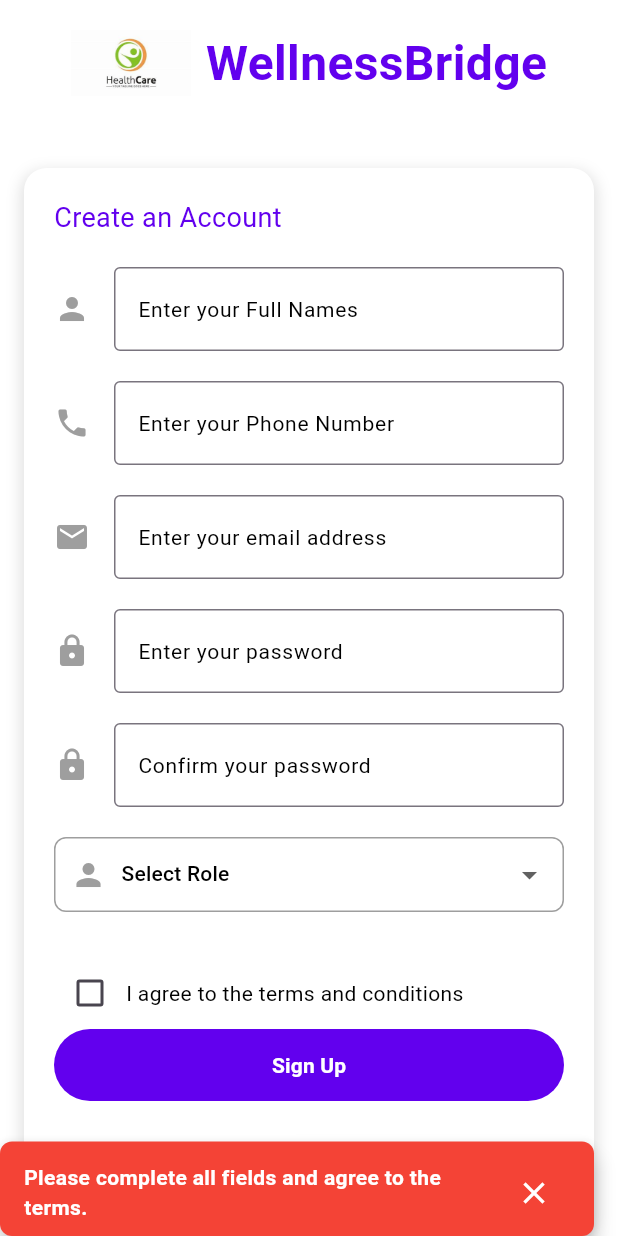
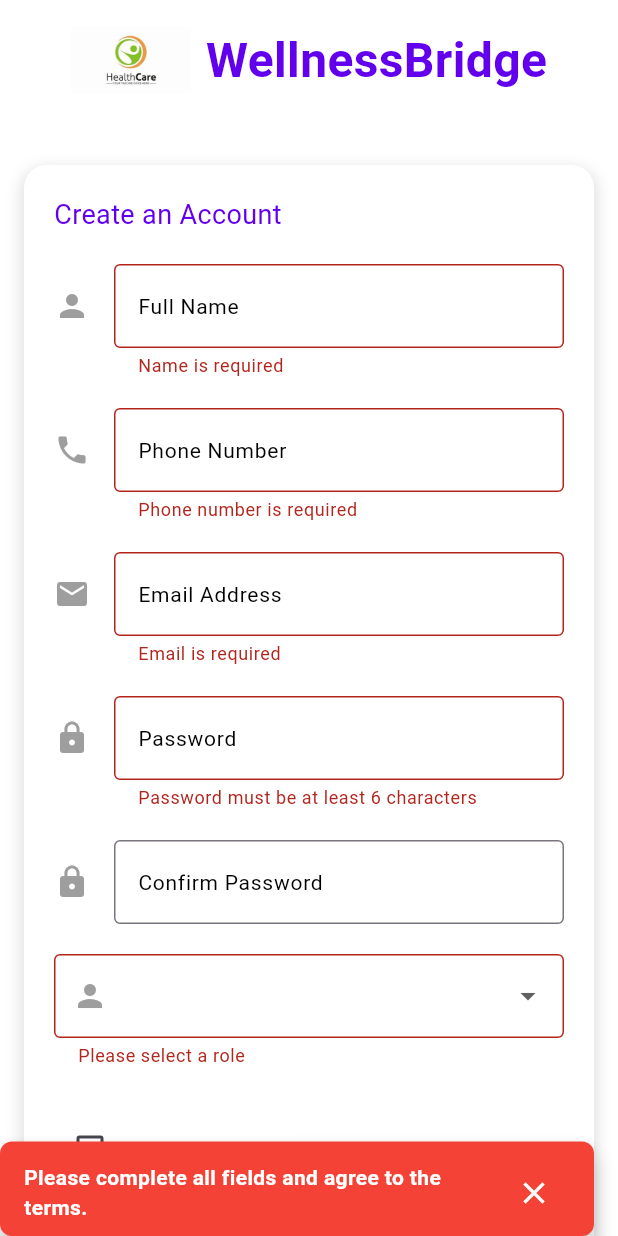
Before and after one commit to jadofils/WellnessBridge, a Flutter app: the SignUpPage screen opened directly, after a tap on "Sign Up", on a phone screen of 412 x 824 dp. Run offline on Flutter 3.47's test engine with Material 3 defaults, Android fonts, the phone set to English and light mode, and no system bars.

```diff
--- a/lib/HomePages/signup.dart
+++ b/lib/HomePages/signup.dart
@@ -1,6 +1,5 @@
 import 'package:flutter/material.dart';
-import 'package:health_assistant_app/HomePages/login.dart'; // Import the login page for navigation
-import 'package:health_assistant_app/healthcare/healthCareDashboard.dart';
+import 'package:health_assistant_app/HomePages/login.dart'; // Import the login page
 import 'package:health_assistant_app/theme/snack_bar.dart';
 import 'package:health_assistant_app/theme/theme.dart';
 
@@ -12,33 +11,72 @@ class SignUpPage extends StatefulWidget {
 class _SignUpPageState extends State<SignUpPage> {
   String? _selectedRole;
   bool _agreeToTerms = false;
+  final _formKey = GlobalKey<FormState>(); // Form key for validation
 
-  // Controllers for the text fields
+  // Controllers for user input fields
   final TextEditingController _nameController = TextEditingController();
   final TextEditingController _phoneController = TextEditingController();
   final TextEditingController _emailController = TextEditingController();
   final TextEditingController _passwordController = TextEditingController();
   final TextEditingController _confirmPasswordController = TextEditingController();
 
+  // Email validation using RegExp
+  bool isValidEmail(String email) {
+    final emailRegex = RegExp(r'^[a-zA-Z0-9._%+-]+@[a-zA-Z0-9.-]+\.[a-zA-Z]{2,}$');
+    return emailRegex.hasMatch(email);
+  }
+
+  // Phone number validation
+  bool isValidPhone(String phone) {
+    final phoneRegex = RegExp(r'^\d{10,15}$'); // Allows 10-15 digit numbers
+    return phoneRegex.hasMatch(phone);
+  }
+
+  // Function to handle sign up
+  void _handleSignUp() {
+    if (_formKey.currentState!.validate() && _agreeToTerms) {
+      // Show success message
+      showCustomSnackBar(context, "Sign Up Successful!", true);
+
+      // Clear all fields
+      _nameController.clear();
+      _phoneController.clear();
+      _emailController.clear();
+      _passwordController.clear();
+      _confirmPasswordController.clear();
+      setState(() {
+        _selectedRole = null;
+        _agreeToTerms = false;
+      });
+
+      // Navigate to Login Page
+      Navigator.pushReplacement(
+        context,
+        MaterialPageRoute(builder: (context) => LoginPage()),
+      );
+    } else {
+      showCustomSnackBar(context, "Please complete all fields and agree to the terms.", false);
+    }
+  }
+
   @override
   Widget build(BuildContext context) {
     return Scaffold(
-      backgroundColor: Colors.white, // Background color
+      backgroundColor: Colors.white,
       body: Center(
         child: SingleChildScrollView(
+          child: Form(
+            key: _formKey,
             child: Column(
               mainAxisAlignment: MainAxisAlignment.center,
               children: [
-              // App Logo & Title (Separate from Form)
+                // App Logo & Title
                 Row(
                   mainAxisAlignment: MainAxisAlignment.center,
                   children: [
                     Image.asset('assets/uploads/logo.png', width: 80, height: 80),
                     SizedBox(width: 10),
-                  Text(
-                    'WellnessBridge',
-                    style: AppTheme.titleTextStyle.copyWith(fontSize: 32),
-                  ),
+                    Text('WellnessBridge', style: AppTheme.titleTextStyle.copyWith(fontSize: 32)),
                   ],
                 ),
                 SizedBox(height: 30),
@@ -47,17 +85,12 @@ class _SignUpPageState extends State<SignUpPage> {
                 Container(
                   width: MediaQuery.of(context).size.width > 600 ? 400 : double.infinity,
                   padding: EdgeInsets.all(20),
-                margin: EdgeInsets.symmetric(horizontal: 16), // Ensure padding on all sides
+                  margin: EdgeInsets.symmetric(horizontal: 16),
                   decoration: BoxDecoration(
                     color: Colors.white,
-                  borderRadius: BorderRadius.circular(15), // Rounded corners
+                    borderRadius: BorderRadius.circular(15),
                     boxShadow: [
-                    BoxShadow(
-                      color: Colors.black12,
-                      blurRadius: 8,
-                      spreadRadius: 2,
-                      offset: Offset(0, 4), // Adds slight elevation
-                    ),
+                      BoxShadow(color: Colors.black12, blurRadius: 8, spreadRadius: 2, offset: Offset(0, 4)),
                     ],
                   ),
                   child: Column(
@@ -65,104 +98,96 @@ class _SignUpPageState extends State<SignUpPage> {
                     children: [
                       Text('Create an Account', style: AppTheme.subtitleTextStyle.copyWith(fontSize: 18)),
                       SizedBox(height: 20),
-                    // names Input
-                    TextField(
+
+                      // Full Name Input
+                      TextFormField(
                         controller: _nameController,
                         decoration: InputDecoration(
                           icon: Icon(Icons.person, color: Colors.grey),
-                        labelText: 'Enter your Full Names ',
+                          labelText: 'Full Name',
                           labelStyle: AppTheme.bodyTextStyle,
                           border: OutlineInputBorder(),
                         ),
+                        validator: (value) => value!.isEmpty ? "Name is required" : null,
                       ),
                       SizedBox(height: 20),
 
-                    // phone Input
-                    TextField(
+                      // Phone Number Input
+                      TextFormField(
                         controller: _phoneController,
+                        keyboardType: TextInputType.phone,
                         decoration: InputDecoration(
                           icon: Icon(Icons.phone, color: Colors.grey),
-                        labelText: 'Enter your Phone Number',
+                          labelText: 'Phone Number',
                           labelStyle: AppTheme.bodyTextStyle,
                           border: OutlineInputBorder(),
                         ),
+                        validator: (value) {
+                          if (value!.isEmpty) return "Phone number is required";
+                          if (!isValidPhone(value)) return "Enter a valid phone number (10-15 digits)";
+                          return null;
+                        },
                       ),
                       SizedBox(height: 20),
+
                       // Email Input
-                    TextField(
+                      TextFormField(
                         controller: _emailController,
+                        keyboardType: TextInputType.emailAddress,
                         decoration: InputDecoration(
                           icon: Icon(Icons.email, color: Colors.grey),
-                        labelText: 'Enter your email address',
+                          labelText: 'Email Address',
                           labelStyle: AppTheme.bodyTextStyle,
                           border: OutlineInputBorder(),
                         ),
+                        validator: (value) {
+                          if (value!.isEmpty) return "Email is required";
+                          if (!isValidEmail(value)) return "Enter a valid email";
+                          return null;
+                        },
                       ),
                       SizedBox(height: 20),
 
                       // Password Input
-                    TextField(
+                      TextFormField(
                         controller: _passwordController,
                         obscureText: true,
                         decoration: InputDecoration(
                           icon: Icon(Icons.lock, color: Colors.grey),
-                        labelText: 'Enter your password',
+                          labelText: 'Password',
                           labelStyle: AppTheme.bodyTextStyle,
                           border: OutlineInputBorder(),
                         ),
+                        validator: (value) => value!.length < 6 ? "Password must be at least 6 characters" : null,
                       ),
                       SizedBox(height: 20),
 
                       // Confirm Password Input
-                    TextField(
+                      TextFormField(
                         controller: _confirmPasswordController,
                         obscureText: true,
                         decoration: InputDecoration(
                           icon: Icon(Icons.lock, color: Colors.grey),
-                        labelText: 'Confirm your password',
+                          labelText: 'Confirm Password',
                           labelStyle: AppTheme.bodyTextStyle,
                           border: OutlineInputBorder(),
                         ),
+                        validator: (value) => value != _passwordController.text ? "Passwords do not match" : null,
                       ),
                       SizedBox(height: 20),
 
                       // Role Dropdown
-                    Container(
-                      padding: EdgeInsets.symmetric(horizontal: 10),
-                      decoration: BoxDecoration(
-                        border: Border.all(color: Colors.grey),
-                        borderRadius: BorderRadius.circular(8),
+                      DropdownButtonFormField<String>(
+                        value: _selectedRole,
+                        decoration: InputDecoration(
+                          border: OutlineInputBorder(),
+                          prefixIcon: Icon(Icons.person, color: Colors.grey),
                         ),
-                      child: DropdownButton<String>(
-                        value: _selectedRole,
-                        isExpanded: true,
                         items: ['Umunyabuzima', 'Parent', 'Admin']
-                            .map((role) => DropdownMenuItem(
-                                  value: role,
-                                  child: Row(
-                                    children: [
-                                      Icon(Icons.person, color: Colors.grey),
-                                      SizedBox(width: 10),
-                                      Text(role, style: AppTheme.bodyTextStyle),
-                                    ],
-                                  ),
-                                ))
+                            .map((role) => DropdownMenuItem(value: role, child: Text(role)))
                             .toList(),
-                        onChanged: (newValue) {
-                          setState(() {
-                            _selectedRole = newValue;
-                          });
-                        },
-                        hint: Row(
-                          children: [
-                            Icon(Icons.person, color: Colors.grey),
-                            SizedBox(width: 10),
-                            Text('Select Role', style: AppTheme.bodyTextStyle),
-                          ],
-                        ),
-                        underline: SizedBox(),
-                        icon: Icon(Icons.arrow_drop_down),
-                      ),
+                        onChanged: (newValue) => setState(() => _selectedRole = newValue),
+                        validator: (value) => value == null ? "Please select a role" : null,
                       ),
                       SizedBox(height: 30),
 
@@ -171,43 +196,21 @@ class _SignUpPageState extends State<SignUpPage> {
                         children: [
                           Checkbox(
                             value: _agreeToTerms,
-                          onChanged: (value) {
-                            setState(() {
-                              _agreeToTerms = value ?? false;
-                            });
-                          },
+                            onChanged: (value) => setState(() => _agreeToTerms = value ?? false),
                           ),
-                        Text("I agree to the terms and conditions", style: AppTheme.bodyTextStyle),
+                          Flexible(
+                            child: Text("I agree to the terms and conditions", style: AppTheme.bodyTextStyle),
+                          ),
                         ],
                       ),
 
                       // Sign Up Button
                       TextButton(
-                      onPressed: () {
-                        if (_selectedRole != null && _agreeToTerms) {
-                          // Clear the inputs
-                          _nameController.clear();
-                          _phoneController.clear();
-                          _emailController.clear();
-                          _passwordController.clear();
-                          _confirmPasswordController.clear();
-
-                          // Show success message
-                          showCustomSnackBar(context, "Sign Up Successful!", true);
-
-                          // Navigate to the HealthCareDashboard
-                          Navigator.pushReplacement(
-                            context,
-                            MaterialPageRoute(builder: (context) => HealthCareDashboard()),
-                          );
-                        } else {
-                          showCustomSnackBar(context, "Please complete all fields and agree to the terms.", false);
-                        }
-                      },
+                        onPressed: _handleSignUp,
                         style: TextButton.styleFrom(
                           backgroundColor: AppTheme.buttonColor,
-                        minimumSize: Size(600, 48),  // Setting the width to 600px and height to 48px
-                        padding: EdgeInsets.symmetric(vertical: 12, horizontal: 20),
+                          minimumSize: Size(600, 48),
+                          padding: EdgeInsets.symmetric(vertical: 12),
                         ),
                         child: Text(
                           "Sign Up",
@@ -219,7 +222,7 @@ class _SignUpPageState extends State<SignUpPage> {
                       ),
                       SizedBox(height: 20),
 
-                    // Already have an account link
+                      // Already have an account? Login Link
                       Center(
                         child: Row(
                           mainAxisAlignment: MainAxisAlignment.center,
@@ -227,18 +230,12 @@ class _SignUpPageState extends State<SignUpPage> {
                             Text("Already have an account?", style: AppTheme.bodyTextStyle),
                             TextButton(
                               onPressed: () {
-                              Navigator.push(
+                                Navigator.pushReplacement(
                                   context,
                                   MaterialPageRoute(builder: (context) => LoginPage()),
                                 );
                               },
-                            child: Text(
-                              'Log In',
-                              style: AppTheme.bodyTextStyle.copyWith(
-                                color: Colors.blue,
-                                decoration: TextDecoration.underline,
-                              ),
-                            ),
+                              child: Text('Log In', style: TextStyle(color: Colors.blue, decoration: TextDecoration.underline)),
                             ),
                           ],
                         ),
@@ -250,6 +247,7 @@ class _SignUpPageState extends State<SignUpPage> {
             ),
           ),
         ),
+      ),
     );
   }
 }
```
Lines whose indentation alone changed are shown as unchanged.
